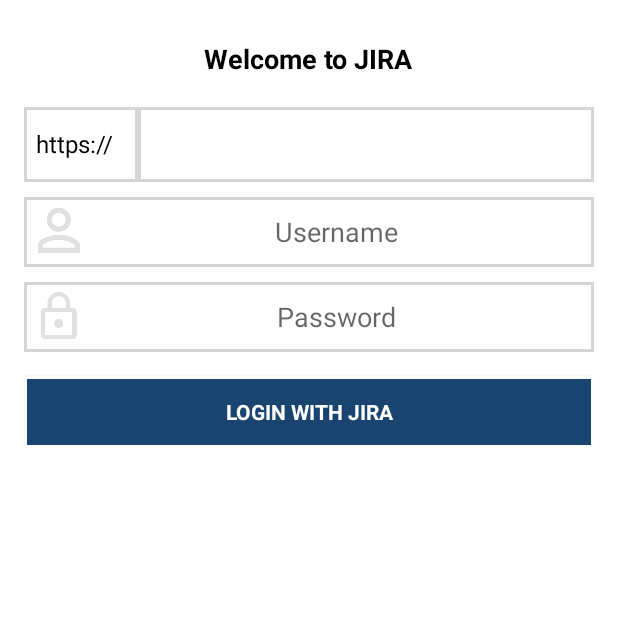
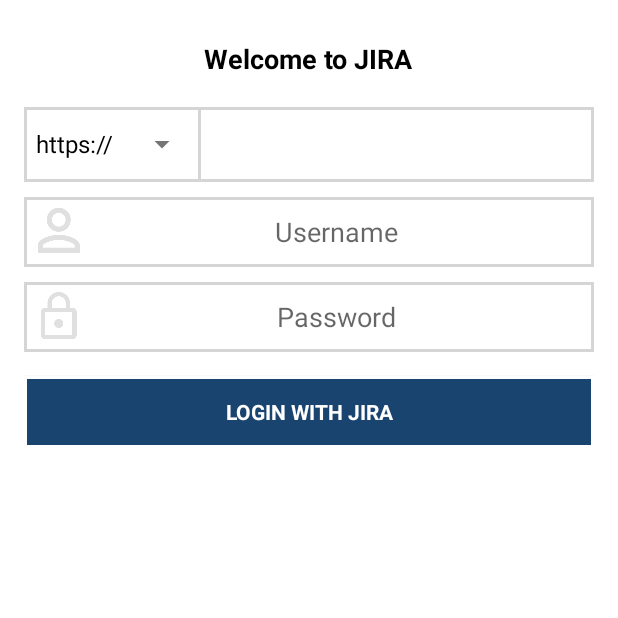
Before and after one commit to poojagaonkar/AWRCTEST, an Android app: the screen it shows after launch (LoginActivity), on a phone screen of 412 x 824 dp, the part 374-992 px from its top. Run offline under Robolectric (Android 15) with nearby library versions, the phone set to English and light mode, and no system bars.

Commit message:
minor ui fixes

```diff
--- a/AWEstimates/app/src/main/java/adweb/com/awteamestimates/LoginActivity.java
+++ b/AWEstimates/app/src/main/java/adweb/com/awteamestimates/LoginActivity.java
@@ -173,7 +173,7 @@ public class LoginActivity extends AppCompatActivity  {
         if(!TextUtils.isEmpty(baseUrl) && !TextUtils.isEmpty(userName)&& !TextUtils.isEmpty(protocolString))
         {
             String[] tempUrl = baseUrl.split("//");
-            mBaseUrlView.setText(tempUrl[1]);
+            mBaseUrlView.setText(tempUrl[1]+"//");
             mUserNameView.setText(userName);
             int spinnerPosition = adapter.getPosition(protocolString);
             mProtocolSpinner.setSelection(spinnerPosition);
--- a/AWEstimates/app/src/main/res/layout/activity_login.xml
+++ b/AWEstimates/app/src/main/res/layout/activity_login.xml
@@ -52,20 +52,19 @@
                 android:layout_width="match_parent"
                 android:layout_height="50dp"
                 android:orientation="horizontal"
-                android:layout_marginTop="20dp">
+                android:layout_marginTop="20dp"
+                android:background="@drawable/edittext_background">
                 <Spinner
-                    android:layout_width="0dp"
+                    android:layout_width="wrap_content"
                     android:layout_height="match_parent"
                     android:id="@+id/spinnerProtocol"
-                    android:layout_weight="2"
-                    android:background="@drawable/edittext_background"
                     android:theme="@style/ThemeOverlay.AppCompat.Light"
                     android:spinnerMode="dropdown">
 
                 </Spinner>
                 <EditText
                     android:id="@+id/etBaseUrl"
-                    android:layout_width="0dp"
+                    android:layout_width="match_parent"
                     android:layout_height="match_parent"
                     android:inputType="textUri"
                     android:maxLines="1"
@@ -73,7 +72,6 @@
                     android:padding="5dp"
                     android:gravity="center"
                     android:singleLine="true"
-                    android:layout_weight="8"
                     android:focusedByDefault="true"/>
             </LinearLayout>
 
```
